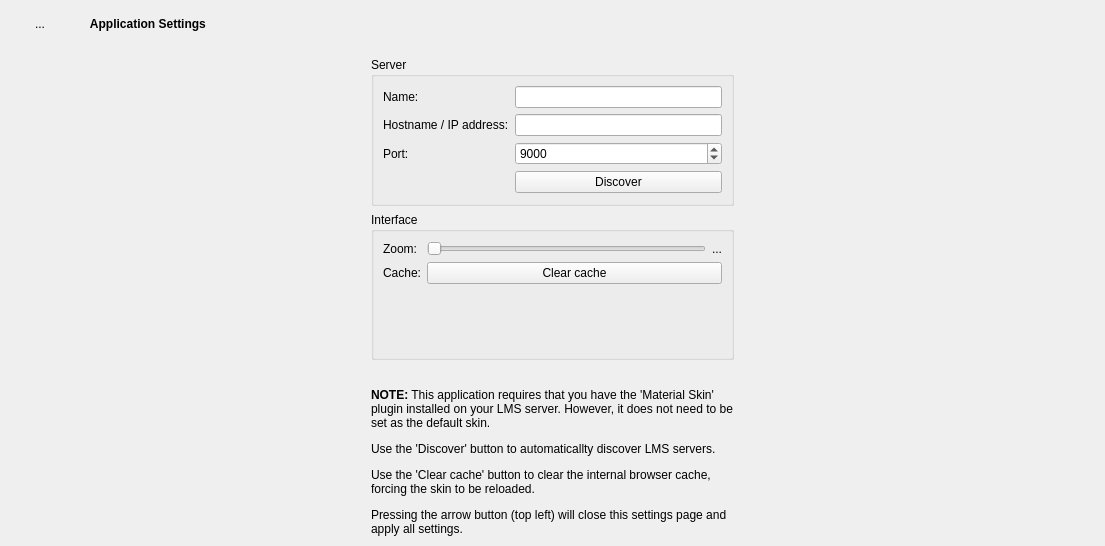
Old version of the form src/settingswidget.ui in the repository CDrummond/melodeon.
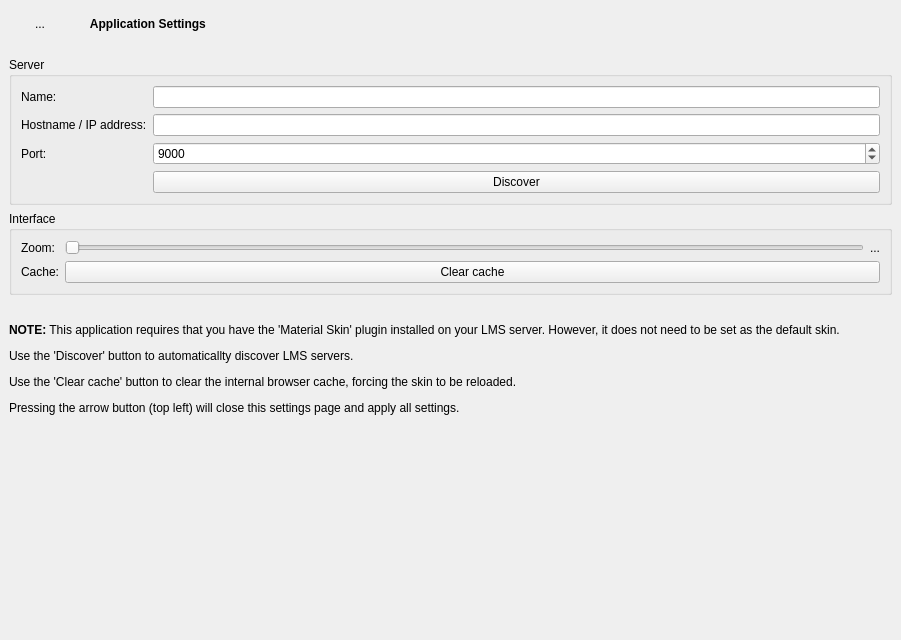
New version of the form.

```diff
--- a/src/settingswidget.ui
+++ b/src/settingswidget.ui
@@ -6,8 +6,8 @@
    <rect>
     <x>0</x>
     <y>0</y>
-    <width>1105</width>
-    <height>546</height>
+    <width>901</width>
+    <height>640</height>
    </rect>
   </property>
   <property name="windowTitle">
@@ -116,31 +116,31 @@
        <rect>
         <x>0</x>
         <y>0</y>
-        <width>1084</width>
-        <height>628</height>
+        <width>901</width>
+        <height>592</height>
        </rect>
       </property>
       <layout class="QGridLayout" name="gridLayout">
+       <item row="2" column="0">
+        <spacer name="verticalSpacer_6">
+         <property name="orientation">
+          <enum>Qt::Vertical</enum>
+         </property>
+         <property name="sizeType">
+          <enum>QSizePolicy::Fixed</enum>
+         </property>
+         <property name="sizeHint" stdset="0">
+          <size>
+           <width>20</width>
+           <height>22</height>
+          </size>
+         </property>
+        </spacer>
+       </item>
        <item row="0" column="0">
-        <spacer name="horizontalSpacer">
-         <property name="orientation">
-          <enum>Qt::Horizontal</enum>
-         </property>
-         <property name="sizeType">
-          <enum>QSizePolicy::Expanding</enum>
-         </property>
-         <property name="sizeHint" stdset="0">
-          <size>
-           <width>314</width>
-           <height>0</height>
-          </size>
-         </property>
-        </spacer>
-       </item>
-       <item row="0" column="1">
         <widget class="QGroupBox" name="serverGroupBox">
          <property name="sizePolicy">
-          <sizepolicy hsizetype="MinimumExpanding" vsizetype="Preferred">
+          <sizepolicy hsizetype="MinimumExpanding" vsizetype="Maximum">
            <horstretch>0</horstretch>
            <verstretch>0</verstretch>
           </sizepolicy>
@@ -205,23 +205,32 @@
          </layout>
         </widget>
        </item>
-       <item row="0" column="2">
-        <spacer name="horizontalSpacer_2">
-         <property name="orientation">
-          <enum>Qt::Horizontal</enum>
+       <item row="3" column="0">
+        <widget class="QLabel" name="label_9">
+         <property name="sizePolicy">
+          <sizepolicy hsizetype="MinimumExpanding" vsizetype="Preferred">
+           <horstretch>0</horstretch>
+           <verstretch>0</verstretch>
+          </sizepolicy>
          </property>
-         <property name="sizeType">
-          <enum>QSizePolicy::Expanding</enum>
-         </property>
-         <property name="sizeHint" stdset="0">
+         <property name="maximumSize">
           <size>
-           <width>313</width>
-           <height>0</height>
+           <width>1000</width>
+           <height>16777215</height>
           </size>
          </property>
-        </spacer>
+         <property name="text">
+          <string>&lt;html&gt;&lt;head/&gt;&lt;body&gt;&lt;p&gt;&lt;span style=&quot; font-weight:600;&quot;&gt;NOTE:&lt;/span&gt; This application requires that you have the 'Material Skin' plugin installed on your LMS server. However, it does not need to be set as the default skin.&lt;/p&gt;&lt;p&gt;Use the 'Discover' button to automaticallty discover LMS servers.&lt;/p&gt;&lt;p&gt;Use the 'Clear cache' button to clear the internal browser cache, forcing the skin to be reloaded.&lt;/p&gt;&lt;p&gt;Pressing the arrow button (top left) will close this settings page and apply all settings.&lt;/p&gt;&lt;/body&gt;&lt;/html&gt;</string>
+         </property>
+         <property name="textFormat">
+          <enum>Qt::RichText</enum>
+         </property>
+         <property name="wordWrap">
+          <bool>true</bool>
+         </property>
+        </widget>
        </item>
-       <item row="1" column="1">
+       <item row="1" column="0">
         <widget class="QGroupBox" name="interfaceGroupBox">
          <property name="sizePolicy">
           <sizepolicy hsizetype="MinimumExpanding" vsizetype="Preferred">
@@ -290,47 +299,19 @@
          </layout>
         </widget>
        </item>
-       <item row="2" column="1">
-        <spacer name="verticalSpacer_6">
+       <item row="4" column="0">
+        <spacer name="verticalSpacer">
          <property name="orientation">
           <enum>Qt::Vertical</enum>
          </property>
-         <property name="sizeType">
-          <enum>QSizePolicy::Fixed</enum>
-         </property>
          <property name="sizeHint" stdset="0">
           <size>
            <width>20</width>
-           <height>22</height>
+           <height>40</height>
           </size>
          </property>
         </spacer>
        </item>
-       <item row="3" column="1">
-        <widget class="QLabel" name="label_9">
-         <property name="sizePolicy">
-          <sizepolicy hsizetype="MinimumExpanding" vsizetype="Preferred">
-           <horstretch>0</horstretch>
-           <verstretch>0</verstretch>
-          </sizepolicy>
-         </property>
-         <property name="maximumSize">
-          <size>
-           <width>1000</width>
-           <height>16777215</height>
-          </size>
-         </property>
-         <property name="text">
-          <string>&lt;html&gt;&lt;head/&gt;&lt;body&gt;&lt;p&gt;&lt;span style=&quot; font-weight:600;&quot;&gt;NOTE:&lt;/span&gt; This application requires that you have the 'Material Skin' plugin installed on your LMS server. However, it does not need to be set as the default skin.&lt;/p&gt;&lt;p&gt;Use the 'Discover' button to automaticallty discover LMS servers.&lt;/p&gt;&lt;p&gt;Use the 'Clear cache' button to clear the internal browser cache, forcing the skin to be reloaded.&lt;/p&gt;&lt;p&gt;Pressing the arrow button (top left) will close this settings page and apply all settings.&lt;/p&gt;&lt;/body&gt;&lt;/html&gt;</string>
-         </property>
-         <property name="textFormat">
-          <enum>Qt::RichText</enum>
-         </property>
-         <property name="wordWrap">
-          <bool>true</bool>
-         </property>
-        </widget>
-       </item>
       </layout>
      </widget>
     </widget>
```
